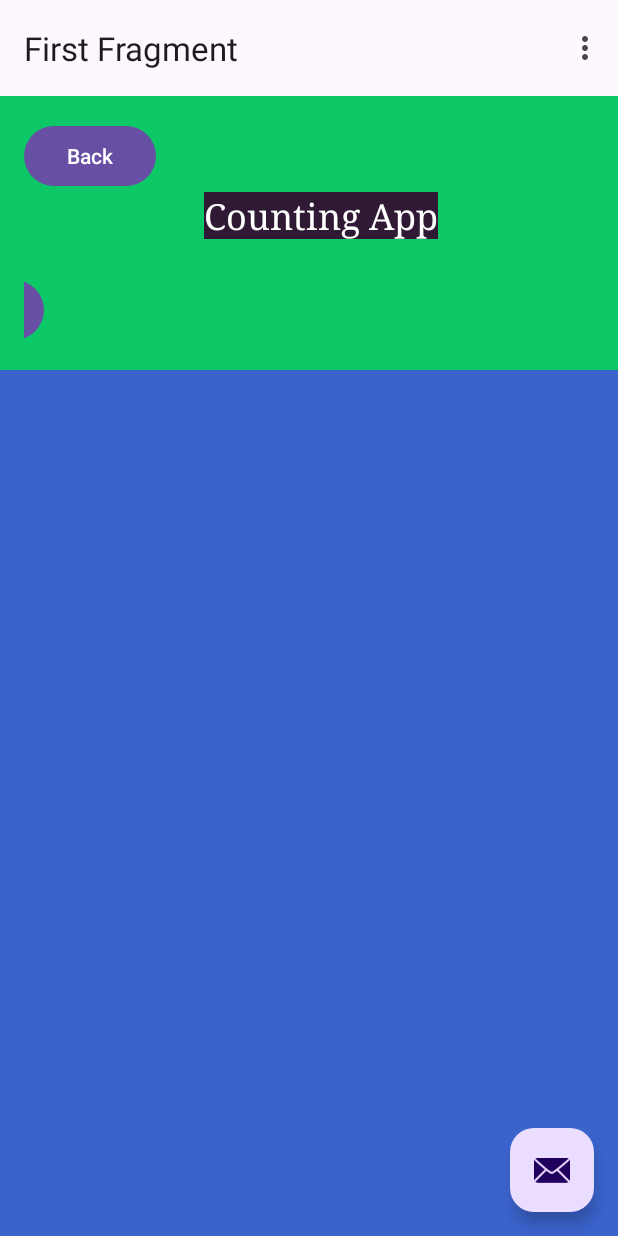
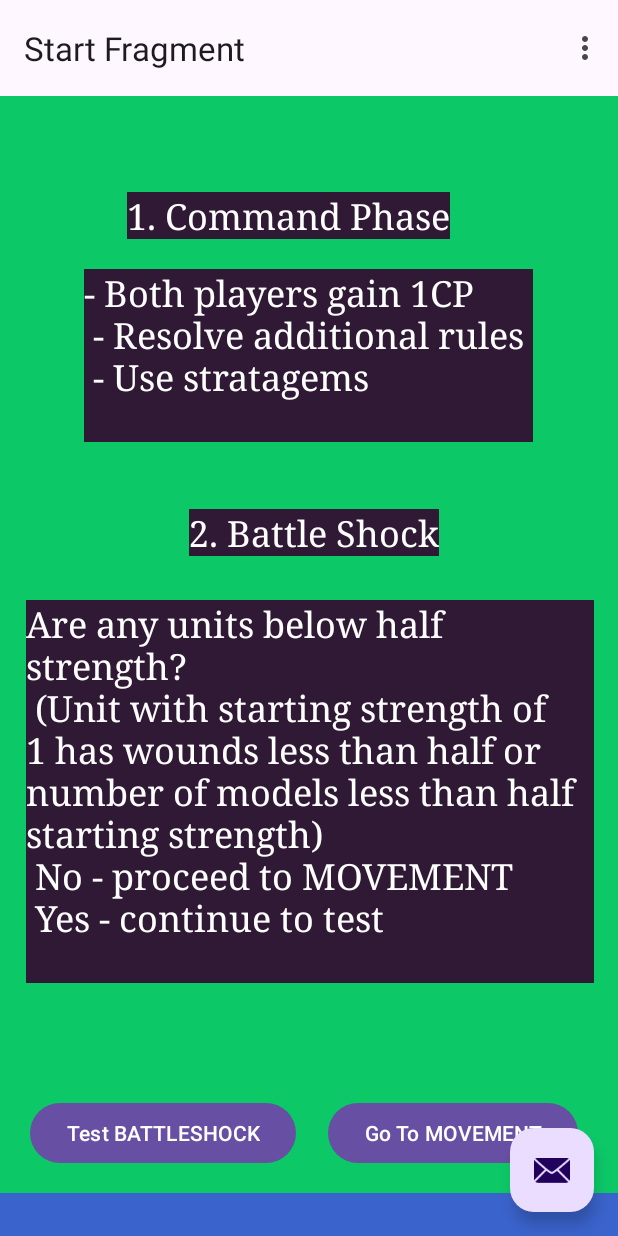
Before and after one commit to KajeA/WhirhammurApp, an Android app: the screen it shows after launch (MainActivity), on a phone screen of 412 x 824 dp. Run offline under Robolectric (Android 15) with nearby library versions, the phone set to English and light mode, and no system bars; our stand-ins replace navigation-ui.

Commit message:
Updated naming conventions, added Command Phase

```diff
--- a/app/src/main/java/com/example/test2/FirstFragment.java
+++ b/app/src/main/java/com/example/test2/BattleShockFragment.java
@@ -9,11 +9,11 @@ import androidx.annotation.NonNull;
 import androidx.fragment.app.Fragment;
 import androidx.navigation.fragment.NavHostFragment;
 
-import com.example.test2.databinding.FragmentFirstBinding;
+import com.example.test2.databinding.FragmentBattleShockBinding;
 
-public class FirstFragment extends Fragment {
+public class BattleShockFragment extends Fragment {
 
-    private FragmentFirstBinding binding;
+    private FragmentBattleShockBinding binding;
 
     @Override
     public View onCreateView(
@@ -21,7 +21,7 @@ public class FirstFragment extends Fragment {
             Bundle savedInstanceState
     ) {
 
-        binding = FragmentFirstBinding.inflate(inflater, container, false);
+        binding = FragmentBattleShockBinding.inflate(inflater, container, false);
         return binding.getRoot();
 
     }
@@ -29,11 +29,11 @@ public class FirstFragment extends Fragment {
     public void onViewCreated(@NonNull View view, Bundle savedInstanceState) {
         super.onViewCreated(view, savedInstanceState);
 
-        binding.buttonFirst.setOnClickListener(new View.OnClickListener() {
+        binding.buttonBattleShock.setOnClickListener(new View.OnClickListener() {
             @Override
             public void onClick(View view) {
-                NavHostFragment.findNavController(FirstFragment.this)
-                        .navigate(R.id.action_FirstFragment_to_SecondFragment);
+                NavHostFragment.findNavController(BattleShockFragment.this)
+                        .navigate(R.id.action_BattleShockFragment_to_StartFragment);
             }
         });
     }
--- a/app/src/main/java/com/example/test2/SecondFragment.java
+++ /dev/null
@@ -1,47 +0,0 @@
-package com.example.test2;
-
-import android.os.Bundle;
-import android.view.LayoutInflater;
-import android.view.View;
-import android.view.ViewGroup;
-
-import androidx.annotation.NonNull;
-import androidx.fragment.app.Fragment;
-import androidx.navigation.fragment.NavHostFragment;
-
-import com.example.test2.databinding.FragmentSecondBinding;
-
-public class SecondFragment extends Fragment {
-
-    private FragmentSecondBinding binding;
-
-    @Override
-    public View onCreateView(
-            LayoutInflater inflater, ViewGroup container,
-            Bundle savedInstanceState
-    ) {
-
-        binding = FragmentSecondBinding.inflate(inflater, container, false);
-        return binding.getRoot();
-
-    }
-
-    public void onViewCreated(@NonNull View view, Bundle savedInstanceState) {
-        super.onViewCreated(view, savedInstanceState);
-
-        binding.buttonSecond.setOnClickListener(new View.OnClickListener() {
-            @Override
-            public void onClick(View view) {
-                NavHostFragment.findNavController(SecondFragment.this)
-                        .navigate(R.id.action_SecondFragment_to_FirstFragment);
-            }
-        });
-    }
-
-    @Override
-    public void onDestroyView() {
-        super.onDestroyView();
-        binding = null;
-    }
-
-}
--- /dev/null
+++ b/app/src/main/java/com/example/test2/StartFragment.java
@@ -0,0 +1,56 @@
+package com.example.test2;
+
+import android.os.Bundle;
+import android.view.LayoutInflater;
+import android.view.View;
+import android.view.ViewGroup;
+import android.widget.Toast;
+
+import androidx.annotation.NonNull;
+import androidx.fragment.app.Fragment;
+import androidx.navigation.fragment.NavHostFragment;
+
+import com.example.test2.databinding.FragmentStartBinding;
+
+public class StartFragment extends Fragment {
+
+    private FragmentStartBinding binding;
+
+    @Override
+    public View onCreateView(
+            LayoutInflater inflater, ViewGroup container,
+            Bundle savedInstanceState
+    ) {
+
+        binding = FragmentStartBinding.inflate(inflater, container, false);
+        return binding.getRoot();
+
+    }
+
+    public void onViewCreated(@NonNull View view, Bundle savedInstanceState) {
+        super.onViewCreated(view, savedInstanceState);
+
+        view.findViewById(R.id.test_battleshock_button).setOnClickListener(new View.OnClickListener() {
+            @Override
+            public void onClick(View view) {
+                NavHostFragment.findNavController(StartFragment.this)
+                        .navigate(R.id.action_StartFragment_to_BattleShockFragment);
+            }
+        });
+
+        view.findViewById(R.id.goto_movement_button).setOnClickListener(new View.OnClickListener() {
+            @Override
+            public void onClick(View v) {
+                Toast myToast = Toast.makeText(getActivity(), "Hello toast!", Toast.LENGTH_SHORT);
+                myToast.show();
+            }
+        });
+    }
+
+    @Override
+    public void onDestroyView() {
+        super.onDestroyView();
+        binding = null;
+    }
+
+}
--- a/app/src/main/res/layout/fragment_second.xml
+++ b/app/src/main/res/layout/fragment_battle_shock.xml
@@ -4,7 +4,7 @@
     xmlns:tools="http://schemas.android.com/tools"
     android:layout_width="match_parent"
     android:layout_height="match_parent"
-    tools:context=".SecondFragment">
+    tools:context=".BattleShockFragment">
 
     <androidx.constraintlayout.widget.ConstraintLayout
         android:layout_width="match_parent"
@@ -12,10 +12,9 @@
         android:padding="16dp">
 
         <Button
-            android:id="@+id/button_second"
+            android:id="@+id/buttonBattleShock"
             android:layout_width="wrap_content"
             android:layout_height="wrap_content"
-            android:text="@string/previous"
             app:layout_constraintBottom_toTopOf="@id/textview_second"
             app:layout_constraintEnd_toEndOf="parent"
             app:layout_constraintStart_toStartOf="parent"
@@ -26,10 +25,9 @@
             android:layout_width="wrap_content"
             android:layout_height="wrap_content"
             android:layout_marginTop="16dp"
-            android:text="@string/lorem_ipsum"
             app:layout_constraintBottom_toBottomOf="parent"
             app:layout_constraintEnd_toEndOf="parent"
             app:layout_constraintStart_toStartOf="parent"
-            app:layout_constraintTop_toBottomOf="@id/button_second" />
+             />
     </androidx.constraintlayout.widget.ConstraintLayout>
 </androidx.core.widget.NestedScrollView>
--- a/app/src/main/res/layout/fragment_first.xml
+++ /dev/null
@@ -1,56 +0,0 @@
-<?xml version="1.0" encoding="utf-8"?>
-<androidx.core.widget.NestedScrollView xmlns:android="http://schemas.android.com/apk/res/android"
-    xmlns:app="http://schemas.android.com/apk/res-auto"
-    xmlns:tools="http://schemas.android.com/tools"
-    android:layout_width="match_parent"
-    android:layout_height="match_parent"
-    android:background="#3A63CC"
-    tools:context=".FirstFragment">
-
-    <androidx.constraintlayout.widget.ConstraintLayout
-        android:layout_width="match_parent"
-        android:layout_height="match_parent"
-        android:background="@color/screenBackground"
-        android:padding="16dp">
-
-        <TextView
-            android:id="@+id/textview_first"
-            android:layout_width="wrap_content"
-            android:layout_height="wrap_content"
-            android:layout_marginStart="1dp"
-            android:layout_marginTop="48dp"
-            android:layout_marginEnd="1dp"
-            android:layout_marginBottom="71dp"
-            android:background="@color/colorPrimaryDark"
-            android:text="@string/lorem_ipsum"
-            android:textColor="@android:color/white"
-            android:textSize="24sp"
-            android:typeface="serif"
-            app:layout_constraintBottom_toBottomOf="parent"
-            app:layout_constraintEnd_toEndOf="parent"
-            app:layout_constraintHorizontal_bias="0.535"
-            app:layout_constraintStart_toStartOf="parent"
-            app:layout_constraintTop_toTopOf="parent"
-            app:layout_constraintVertical_bias="0.43" />
-
-        <Button
-            android:id="@+id/button_first"
-            android:layout_width="wrap_content"
-            android:layout_height="wrap_content"
-            android:layout_marginStart="71dp"
-            android:layout_marginEnd="133dp"
-            android:text="@string/next"
-            app:layout_constraintBottom_toBottomOf="parent"
-            app:layout_constraintEnd_toStartOf="@+id/back_button"
-            app:layout_constraintStart_toStartOf="parent" />
-
-        <Button
-            android:id="@+id/back_button"
-            android:layout_width="wrap_content"
-            android:layout_height="wrap_content"
-            android:text="Back"
-            tools:layout_editor_absoluteX="260dp"
-            tools:layout_editor_absoluteY="654dp" />
-
-    </androidx.constraintlayout.widget.ConstraintLayout>
-</androidx.core.widget.NestedScrollView>
--- /dev/null
+++ b/app/src/main/res/layout/fragment_start.xml
@@ -0,0 +1,108 @@
+<?xml version="1.0" encoding="utf-8"?>
+<androidx.core.widget.NestedScrollView xmlns:android="http://schemas.android.com/apk/res/android"
+    xmlns:app="http://schemas.android.com/apk/res-auto"
+    xmlns:tools="http://schemas.android.com/tools"
+    android:layout_width="match_parent"
+    android:layout_height="match_parent"
+    android:background="#3A63CC"
+    tools:context=".StartFragment">
+
+    <androidx.constraintlayout.widget.ConstraintLayout
+        android:layout_width="match_parent"
+        android:layout_height="match_parent"
+        android:background="@color/screenBackground"
+        android:padding="16dp">
+
+        <TextView
+            android:id="@+id/title_command"
+            android:layout_width="wrap_content"
+            android:layout_height="wrap_content"
+            android:layout_marginStart="1dp"
+            android:layout_marginTop="48dp"
+            android:layout_marginEnd="1dp"
+            android:background="@color/colorPrimaryDark"
+            android:text="@string/title_command"
+            android:textColor="@android:color/white"
+            android:textSize="24sp"
+            android:typeface="serif"
+            app:layout_constraintEnd_toEndOf="parent"
+            app:layout_constraintHorizontal_bias="0.414"
+            app:layout_constraintStart_toStartOf="parent"
+            app:layout_constraintTop_toTopOf="parent" />
+
+        <TextView
+            android:id="@+id/details_command"
+            android:layout_width="wrap_content"
+            android:layout_height="wrap_content"
+            android:layout_marginStart="1dp"
+            android:layout_marginTop="20dp"
+            android:layout_marginEnd="1dp"
+            android:background="@color/colorPrimaryDark"
+            android:text="@string/details_command"
+            android:textColor="@android:color/white"
+            android:textSize="24sp"
+            android:typeface="serif"
+            app:layout_constraintEnd_toEndOf="parent"
+            app:layout_constraintHorizontal_bias="0.495"
+            app:layout_constraintStart_toStartOf="parent"
+            app:layout_constraintTop_toBottomOf="@+id/title_command" />
+
+        <TextView
+            android:id="@+id/title_battleshock"
+            android:layout_width="wrap_content"
+            android:layout_height="wrap_content"
+            android:layout_marginStart="118dp"
+            android:layout_marginTop="44dp"
+            android:layout_marginEnd="111dp"
+            android:layout_marginBottom="29dp"
+            android:background="@color/colorPrimaryDark"
+            android:text="@string/title_battleshock"
+            android:textColor="@android:color/white"
+            android:textSize="24sp"
+            android:typeface="serif"
+            app:layout_constraintBottom_toTopOf="@+id/details_battleshock"
+            app:layout_constraintEnd_toEndOf="parent"
+            app:layout_constraintStart_toStartOf="parent"
+            app:layout_constraintTop_toBottomOf="@+id/details_command" />
+
+        <TextView
+            android:id="@+id/details_battleshock"
+            android:layout_width="wrap_content"
+            android:layout_height="wrap_content"
+            android:layout_marginStart="1dp"
+            android:layout_marginTop="320dp"
+            android:layout_marginEnd="1dp"
+            android:background="@color/colorPrimaryDark"
+            android:text="@string/details_battleshock"
+            android:textColor="@android:color/white"
+            android:textSize="24sp"
+            android:typeface="serif"
+            app:layout_constraintEnd_toEndOf="parent"
+            app:layout_constraintHorizontal_bias="0.166"
+            app:layout_constraintStart_toStartOf="parent"
+            app:layout_constraintTop_toTopOf="parent" />
+
+        <Button
+            android:id="@+id/test_battleshock_button"
+            android:layout_width="wrap_content"
+            android:layout_height="wrap_content"
+            android:layout_marginStart="4dp"
+            android:layout_marginTop="76dp"
+            android:text="@string/test_battleshock_button_text"
+            app:layout_constraintStart_toStartOf="parent"
+            app:layout_constraintTop_toBottomOf="@+id/details_battleshock" />
+
+        <Button
+            android:id="@+id/goto_movement_button"
+            android:layout_width="wrap_content"
+            android:layout_height="wrap_content"
+            android:layout_marginStart="28dp"
+            android:layout_marginTop="76dp"
+            android:layout_marginEnd="18dp"
+            android:text="@string/goto_movement_button_text"
+            app:layout_constraintEnd_toEndOf="parent"
+            app:layout_constraintStart_toEndOf="@+id/test_battleshock_button"
+            app:layout_constraintTop_toBottomOf="@+id/details_battleshock" />
+
+    </androidx.constraintlayout.widget.ConstraintLayout>
+</androidx.core.widget.NestedScrollView>
--- a/app/src/main/res/navigation/nav_graph.xml
+++ b/app/src/main/res/navigation/nav_graph.xml
@@ -3,26 +3,21 @@
     xmlns:app="http://schemas.android.com/apk/res-auto"
     xmlns:tools="http://schemas.android.com/tools"
     android:id="@+id/nav_graph"
-    app:startDestination="@id/FirstFragment">
+    app:startDestination="@id/StartFragment">
 
     <fragment
-        android:id="@+id/FirstFragment"
-        android:name="com.example.test2.FirstFragment"
-        android:label="@string/first_fragment_label"
-        tools:layout="@layout/fragment_first">
+        android:id="@+id/StartFragment"
+        android:name="com.example.test2.StartFragment"
+        android:label="@string/start_fragment_label"
+        tools:layout="@layout/fragment_start">
 
         <action
-            android:id="@+id/action_FirstFragment_to_SecondFragment"
-            app:destination="@id/SecondFragment" />
+            android:id="@+id/action_StartFragment_to_BattleShockFragment"
+            app:destination="@id/BattleShockFragment" />
     </fragment>
     <fragment
-        android:id="@+id/SecondFragment"
-        android:name="com.example.test2.SecondFragment"
-        android:label="@string/second_fragment_label"
-        tools:layout="@layout/fragment_second">
-
-        <action
-            android:id="@+id/action_SecondFragment_to_FirstFragment"
-            app:destination="@id/FirstFragment" />
-    </fragment>
+        android:id="@+id/BattleShockFragment"
+        android:name="com.example.test2.BattleShockFragment"
+        android:label="@string/battleshock_fragment_label"
+        tools:layout="@layout/fragment_battle_shock"/>
 </navigation>
--- a/app/src/main/res/values/strings.xml
+++ b/app/src/main/res/values/strings.xml
@@ -1,11 +1,25 @@
 <resources>
-    <string name="app_name">Test2</string>
+    <string name="app_name">Whirhammur Battle App</string>
     <string name="action_settings">Settings</string>
     <!-- Strings used for fragments for navigation -->
-    <string name="first_fragment_label">First Fragment</string>
-    <string name="second_fragment_label">Second Fragment</string>
-    <string name="next">Next</string>
-    <string name="previous">Previous</string>
+    <string name="start_fragment_label">Start Fragment</string>
+    <string name="battleshock_fragment_label">Battle Shock Fragment</string>
 
-    <string name="lorem_ipsum">Counting App</string>
+    <!-- Start Fragment -->
+    <string name="title_command">1. Command Phase</string>
+    <string name="details_command">
+        - Both players gain 1CP \n
+        - Resolve additional rules \n
+        - Use stratagems \n
+    </string>
+    <string name="title_battleshock">2. Battle Shock</string>
+    <string name="details_battleshock">
+        Are any units below half strength? \n
+        (Unit with starting strength of 1 has wounds less than half or number of models less than half starting strength) \n
+        No - proceed to MOVEMENT \n
+        Yes - continue to test \n
+    </string>
+    <string name="test_battleshock_button_text">Test BATTLESHOCK</string>
+    <string name="goto_movement_button_text">Go To MOVEMENT</string>
+    <!-- TODO: have a faction selection on startup to create additional rules -->
 </resources>
```
Also changed, not shown: 1 other file.
